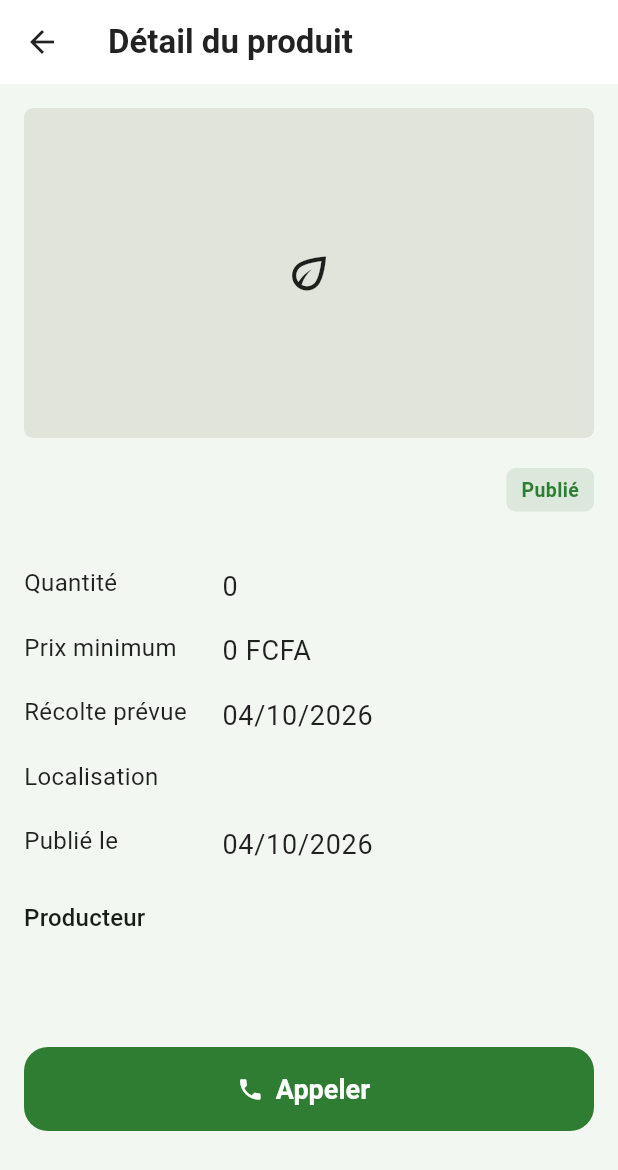
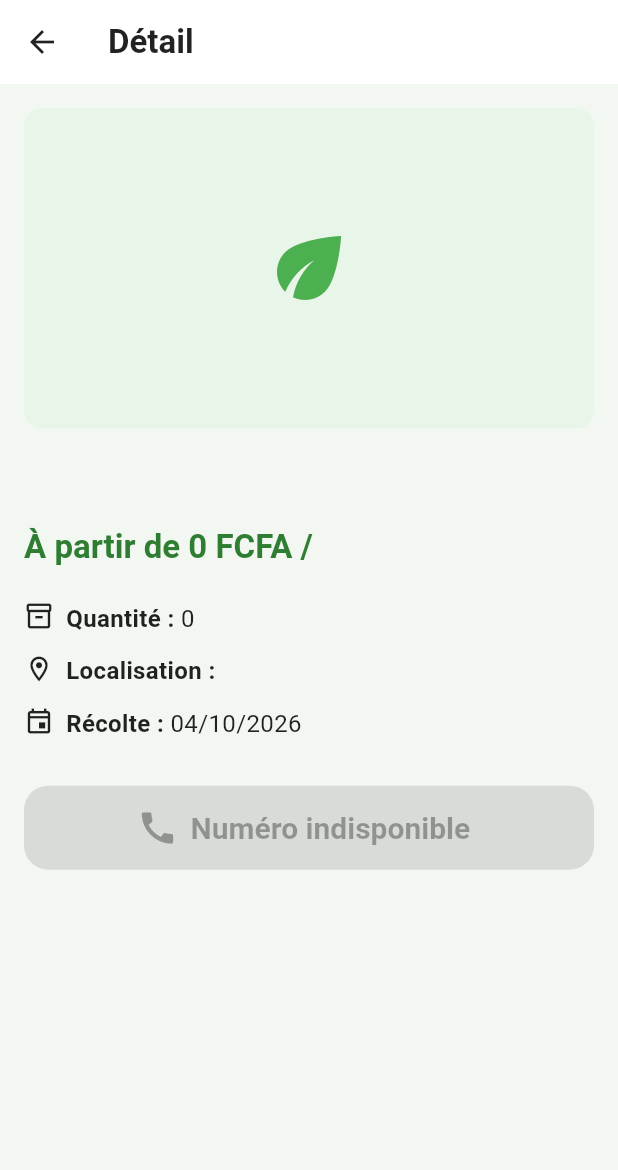
Before and after one commit to hol-K/farmhub, a Flutter app: the ProductDetailScreen screen opened directly with empty values, on a phone screen of 412 x 824 dp. Shown: the top 1170 px of the screen. Run offline on Flutter 3.47's test engine with Material 3 defaults, Android fonts, the phone set to English and light mode, and no system bars; our stand-ins replace cloud_firestore, connectivity_plus, firebase_auth, firebase_core, firebase_storage, flutter_image_compress and 3 more; accounts and stored records are empty; generated files the repository leaves out were written again.

Commit message:
feat(buyer): implement product detail screen with call button

```diff
--- a/lib/features/buyer/screens/product_detail_screen.dart
+++ b/lib/features/buyer/screens/product_detail_screen.dart
@@ -1,12 +1,11 @@
 import 'package:flutter/material.dart';
 import 'package:flutter_riverpod/flutter_riverpod.dart';
-import 'package:url_launcher/url_launcher.dart';
+import 'package:intl/intl.dart';
 
 import '../../../core/providers/connectivity_provider.dart';
-import '../../../core/utils/extensions.dart';
 import '../../producer/providers.dart';
-import '../../producer/widgets/product_card.dart';
 import '../../producer/widgets/sync_badge.dart';
+import '../widgets/call_button.dart';
 
 class ProductDetailScreen extends ConsumerWidget {
   const ProductDetailScreen({super.key, required this.productId});
@@ -15,66 +14,78 @@ class ProductDetailScreen extends ConsumerWidget {
 
   @override
   Widget build(BuildContext context, WidgetRef ref) {
-    final product = ref.watch(productProvider(productId));
+    final productAsync = ref.watch(productProvider(productId));
     final online = ref.watch(connectivityProvider).value ?? true;
+    final theme = Theme.of(context);
 
     return Scaffold(
-      appBar: AppBar(title: const Text('Détail du produit')),
+      appBar: AppBar(title: const Text('Détail')),
       body: Column(
         children: [
           if (!online) const OfflineBanner(),
           Expanded(
-            child: product.when(
+            child: productAsync.when(
               loading: () => const Center(child: CircularProgressIndicator()),
-              error: (error, stackTrace) => const Center(child: Text('Impossible de charger ce produit.')),
-              data: (item) {
-                if (item == null) {
+              error: (e, _) =>
+                  const Center(child: Text('Impossible de charger ce produit.')),
+              data: (product) {
+                if (product == null) {
                   return const Center(child: Text('Produit introuvable.'));
                 }
+                final price =
+                    NumberFormat('#,##0', 'fr_FR').format(product.minPrice);
+                final quantity =
+                    NumberFormat('#,##0.##', 'fr_FR').format(product.quantity);
+                final harvest =
+                    DateFormat('dd/MM/yyyy').format(product.harvestDate);
 
                 return ListView(
                   padding: const EdgeInsets.all(16),
                   children: [
-                    ProductImage(product: item, size: 220),
-                    const SizedBox(height: 20),
-                    Row(
-                      crossAxisAlignment: CrossAxisAlignment.start,
-                      children: [
-                        Expanded(
-                          child: Text(
-                            item.name,
-                            style: Theme.of(context).textTheme.headlineSmall,
-                          ),
-                        ),
-                        const SizedBox(width: 8),
-                        SyncBadge(pending: item.hasPendingWrites),
-                      ],
+                    ClipRRect(
+                      borderRadius: BorderRadius.circular(12),
+                      child: AspectRatio(
+                        aspectRatio: 16 / 9,
+                        child: (product.photoUrl == null ||
+                                product.photoUrl!.isEmpty)
+                            ? _placeholder()
+                            : Image.network(
+                                product.photoUrl!,
+                                fit: BoxFit.cover,
+                                errorBuilder: (_, _, _) => _placeholder(),
+                                loadingBuilder: (context, child, progress) =>
+                                    progress == null ? child : _placeholder(),
+                              ),
+                      ),
                     ),
-                    if (item.variety.isNotEmpty) ...[
-                      const SizedBox(height: 4),
-                      Text(
-                        item.variety,
-                        style: Theme.of(context).textTheme.titleMedium,
+                    const SizedBox(height: 16),
+                    Text(
+                      product.name,
+                      style: theme.textTheme.headlineSmall
+                          ?.copyWith(fontWeight: FontWeight.bold),
+                    ),
+                    if (product.variety.isNotEmpty)
+                      Text('Variété : ${product.variety}',
+                          style: theme.textTheme.titleMedium),
+                    const SizedBox(height: 12),
+                    Text(
+                      'À partir de $price FCFA / ${product.unit}',
+                      style: theme.textTheme.titleLarge?.copyWith(
+                        color: theme.colorScheme.primary,
+                        fontWeight: FontWeight.bold,
                       ),
-                    ],
-                    const SizedBox(height: 20),
-                    _DetailRow(label: 'Quantité', value: '${item.quantity} ${item.unit}'),
-                    _DetailRow(label: 'Prix minimum', value: item.minPrice.fcfa),
-                    _DetailRow(label: 'Récolte prévue', value: item.harvestDate.dmy),
-                    _DetailRow(label: 'Localisation', value: item.address),
-                    if (item.createdAt != null)
-                      _DetailRow(label: 'Publié le', value: item.createdAt!.dmy),
+                    ),
                     const SizedBox(height: 16),
-                    Text('Producteur', style: Theme.of(context).textTheme.titleMedium),
-                    const SizedBox(height: 8),
-                    Text(item.producerName),
-                    Text(item.producerPhone),
-                    const SizedBox(height: 20),
-                    FilledButton.icon(
-                      onPressed: () => _callProducer(item.producerPhone),
-                      icon: const Icon(Icons.phone),
-                      label: const Text('Appeler'),
-                    ),
+                    _infoRow(Icons.inventory_2_outlined, 'Quantité',
+                        '$quantity ${product.unit}'),
+                    _infoRow(Icons.location_on_outlined, 'Localisation',
+                        product.address),
+                    _infoRow(Icons.event_outlined, 'Récolte', harvest),
+                    if (product.producerName.isNotEmpty)
+                      _infoRow(Icons.person_outline, 'Producteur',
+                          product.producerName),
+                    const SizedBox(height: 24),
+                    CallButton(phone: product.producerPhone),
                   ],
                 );
               },
@@ -85,34 +96,24 @@ class ProductDetailScreen extends ConsumerWidget {
     );
   }
 
-  Future<void> _callProducer(String phone) async {
-    final uri = Uri(scheme: 'tel', path: phone);
-    if (await canLaunchUrl(uri)) {
-      await launchUrl(uri);
-    }
-  }
-}
+  Widget _placeholder() => Container(
+        color: Colors.green.shade50,
+        child: const Center(
+          child: Icon(Icons.eco, size: 64, color: Colors.green),
+        ),
+      );
 
-class _DetailRow extends StatelessWidget {
-  const _DetailRow({required this.label, required this.value});
-
-  final String label;
-  final String value;
-
-  @override
-  Widget build(BuildContext context) {
+  Widget _infoRow(IconData icon, String label, String value) {
     return Padding(
-      padding: const EdgeInsets.symmetric(vertical: 8),
+      padding: const EdgeInsets.symmetric(vertical: 6),
       child: Row(
         crossAxisAlignment: CrossAxisAlignment.start,
         children: [
-          SizedBox(
-            width: 132,
-            child: Text(label, style: Theme.of(context).textTheme.bodyMedium),
-          ),
-          Expanded(
-            child: Text(value, style: Theme.of(context).textTheme.bodyLarge),
-          ),
+          Icon(icon, size: 20),
+          const SizedBox(width: 8),
+          Text('$label : ',
+              style: const TextStyle(fontWeight: FontWeight.w600)),
+          Expanded(child: Text(value)),
         ],
       ),
     );
```
